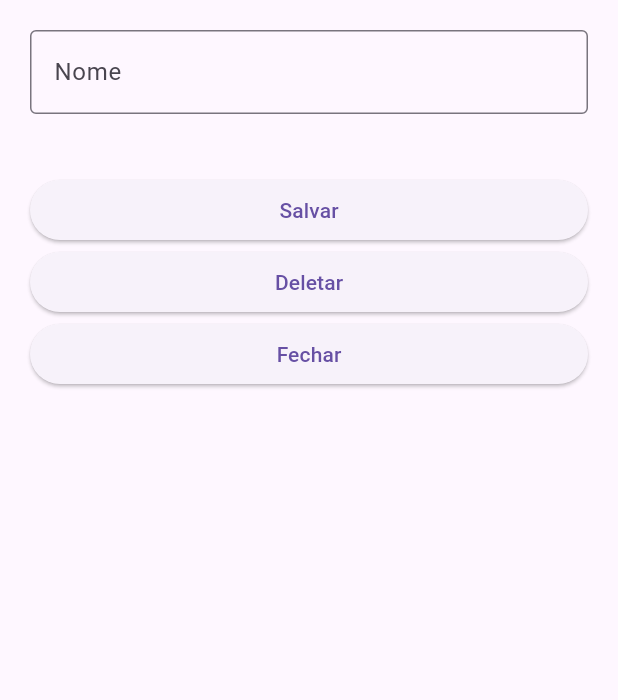
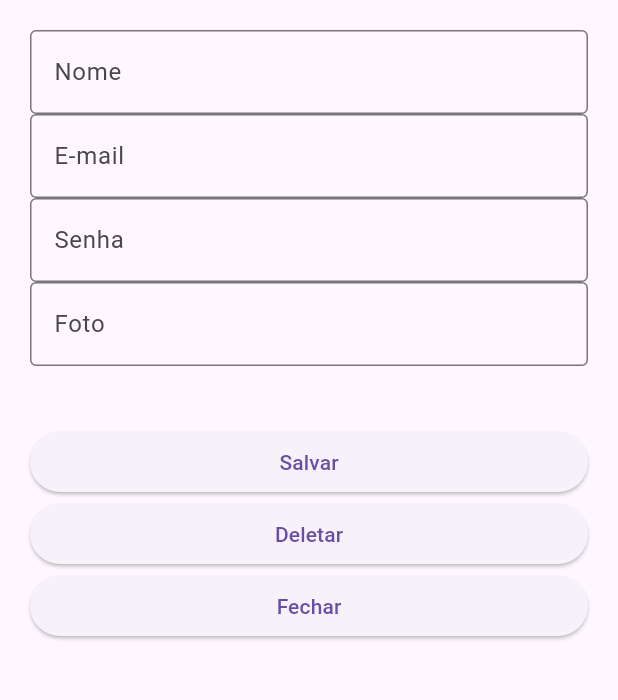
Before and after one commit to thisisbrunv/TRABALHO__1, a Flutter app: the screen it shows after launch, after a tap on "Adicionar Cliente", on a phone screen of 412 x 824 dp, the part 114-814 px from its top. Run offline on Flutter 3.47's test engine with Material 3 defaults, Android fonts, the phone set to English and light mode, and no system bars; our stand-ins replace sqflite; accounts and stored records are empty.

Commit message:
coloquei mais classificações mas falta alterar cliente e pessoa

```diff
--- a/lib/bd/banco_helper.dart
+++ b/lib/bd/banco_helper.dart
@@ -16,13 +16,18 @@ class BancoHelper {
   static const colunaNomePSer = 'nome';
   static const colunaEmailPSer = 'email';
   static const colunaTelefonePSer = 'telefone';
+  static const colunaSenhaPSer = 'senha';
+  static const colunaAvaliacaoPSer = 'avaliacao';
+  static const colunaFotoPSer = 'foto';
 
   //pagina serviço
 
   static const tabelaServ = 'servico';
   static const colunaIdServ = 'id';
   static const colunaNomeServ = 'nome';
-
+  static const colunaCategoriaServ = 'categoria';
+  static const colunaDescricaoServ = 'descricao';
+  static const colunaPrecoServ = 'preco';
 
   //pagina cliente
 
@@ -30,6 +35,8 @@ class BancoHelper {
   static const colunaIdCliente = 'id';
   static const colunaNomeCliente = 'nome';
   static const colunaEmailCliente = 'email';
+  static const colunaSenhaCliente = 'senha';
+  static const colunaFotoCliente = 'foto';
 
   static Database? _database;
 
@@ -65,20 +72,28 @@ class BancoHelper {
           $colunaIdPSer INTEGER PRIMARY KEY,
           $colunaNomePSer TEXT,
           $colunaEmailPSer TEXT,
-          $colunaTelefonePSer INTEGER
+          $colunaTelefonePSer INTEGER,
+          $colunaSenhaPSer TEXT,
+          $colunaAvaliacaoPSer INTEGER,
+          $colunaFotoPSer TEXT
         );
         ''');
        await db.execute('''
        CREATE TABLE $tabelaServ (
           $colunaIdServ INTEGER PRIMARY KEY,
-          $colunaNomeServ TEXT
+          $colunaNomeServ TEXT,
+          $colunaCategoriaServ TEXT,
+          $colunaDescricaoServ TEXT,
+          $colunaPrecoServ INTEGER
           );
            ''');
       await db.execute('''
         CREATE TABLE $tabelaC (
           $colunaIdCliente INTEGER PRIMARY KEY,
           $colunaNomeCliente TEXT,
-          $colunaEmailCliente TEXT
+          $colunaEmailCliente TEXT,
+          $colunaSenhaCliente TEXT,
+          $colunaFotoCliente TEXT
         );
   ''');
   }
@@ -143,9 +158,12 @@ Future<int> inserirCliente(Map<String, dynamic> row) async {
             colunaIdPSer: pIdPSer as int,
             colunaNomePSer: pNomePS as String,
             colunaEmailPSer: pEmailPS as String,
-            colunaTelefonePSer: pTelefonePS as int
+            colunaTelefonePSer: pTelefonePS as int,
+            colunaSenhaPSer: pSenhaPS as String,
+            colunaAvaliacaoPSer: pAvaliacaoPS as int,
+            colunaFotoPSer: pFotoPS as String
           } in prestServNoBanco)
-        PrestServ(id: pIdPSer, nome: pNomePS, email: pEmailPS, telefone: pTelefonePS),
+        PrestServ(id: pIdPSer, nome: pNomePS, email: pEmailPS, telefone: pTelefonePS, senha: pSenhaPS, avaliacao: pAvaliacaoPS, foto: pFotoPS),
    ];
   }
 
@@ -158,9 +176,12 @@ Future<int> inserirCliente(Map<String, dynamic> row) async {
     return [
       for (final {
             colunaIdServ: pIdSer as int,
-            colunaNomeServ: pNomeS as String
+            colunaNomeServ: pNomeS as String,
+            colunaCategoriaServ: pCategoriaS as String,
+            colunaDescricaoServ: pDescricaoS as String,
+            colunaPrecoServ: pPrecoS as int
           } in ServNoBanco)
-       Servico(id: pIdSer, nome: pNomeS),
+       Servico(id: pIdSer, nome: pNomeS, categoria: pCategoriaS, descricao: pDescricaoS, preco: pPrecoS),
    ];
   }
 
@@ -174,9 +195,11 @@ Future<int> inserirCliente(Map<String, dynamic> row) async {
       for (final {
             colunaIdCliente: pIdCliente as int,
             colunaNomeCliente: pNomeCli as String,
-            colunaEmailCliente: pEmailCli as String
+            colunaEmailCliente: pEmailCli as String,
+            colunaSenhaCliente: pSenhaCli as String,
+            colunaFotoCliente: pFotoCli as String
           } in ClienteNoBanco)
-       cliente(id: pIdCliente, nome: pNomeCli, email: pEmailCli),
+       cliente(id: pIdCliente, nome: pNomeCli, email: pEmailCli, senha: pSenhaCli, foto: pFotoCli),
    ];
   }
 
--- a/lib/clientesDetalhe.dart
+++ b/lib/clientesDetalhe.dart
@@ -1,3 +1,4 @@
+
 
 import 'package:trab_1/bd/banco_helper.dart';
 import 'package:flutter/material.dart';
@@ -16,6 +17,9 @@ class ClienteDetalhe extends StatefulWidget {
 class _ClienteDetalheState extends State<ClienteDetalhe> {
   final TextEditingController _controllerIdCliente = TextEditingController();
   final TextEditingController _controllerNomeCliente = TextEditingController();
+  final TextEditingController _controllerEmailCliente = TextEditingController();
+  final TextEditingController _controllerSenhaCliente = TextEditingController();
+  final TextEditingController _controllerFotoCliente = TextEditingController();
 
   final _formKey = GlobalKey<FormState>();
 
@@ -28,6 +32,9 @@ class _ClienteDetalheState extends State<ClienteDetalhe> {
     if (widget.informacaoCliente != null) {
       _controllerIdCliente.text = widget.informacaoCliente?.id.toString() ?? '';
       _controllerNomeCliente.text = widget.informacaoCliente?.nome ?? '';
+      _controllerEmailCliente.text = widget.informacaoCliente?.email ?? '';
+      _controllerSenhaCliente.text = widget.informacaoCliente?.senha ?? '';
+      _controllerFotoCliente.text = widget.informacaoCliente?.foto ?? '';
     }
   }
 
@@ -35,6 +42,9 @@ class _ClienteDetalheState extends State<ClienteDetalhe> {
   void dispose() {
     _controllerIdCliente.dispose();
     _controllerNomeCliente.dispose();
+    _controllerEmailCliente.dispose();
+    _controllerSenhaCliente.dispose();
+    _controllerFotoCliente.dispose();
     super.dispose();
   }
 
@@ -91,6 +101,48 @@ class _ClienteDetalheState extends State<ClienteDetalhe> {
                     return null;
                   },
                 ),
+                TextFormField(
+                  controller: _controllerEmailCliente,
+                  keyboardType: TextInputType.emailAddress,
+                  decoration: const InputDecoration(
+                      labelText: 'E-mail',
+                      border: OutlineInputBorder() //Gera a borda toda no campo.
+                      ),
+                  validator: (value) {
+                    if (value == null || value.isEmpty) {
+                      return 'Por favor preencha um valor para o campo E-mail.';
+                    }
+                    return null;
+                  },
+                ),
+                TextFormField(
+                  controller: _controllerSenhaCliente,
+                  keyboardType: TextInputType.visiblePassword,
+                  decoration: const InputDecoration(
+                      labelText: 'Senha',
+                      border: OutlineInputBorder() //Gera a borda toda no campo.
+                      ),
+                  validator: (value) {
+                    if (value == null || value.isEmpty) {
+                      return 'Por favor preencha um valor para o campo Senha.';
+                    }
+                    return null;
+                  },
+                ),
+                TextFormField(
+                  controller: _controllerFotoCliente,
+                  keyboardType: TextInputType.text,
+                  decoration: const InputDecoration(
+                      labelText: 'Foto',
+                      border: OutlineInputBorder() //Gera a borda toda no campo.
+                      ),
+                  validator: (value) {
+                    if (value == null || value.isEmpty) {
+                      return 'Por favor preencha um valor para o campo Foto.';
+                    }
+                    return null;
+                  },
+                ),
                 const SizedBox(height: 40),
                 ElevatedButton(
                   onPressed: () async {
--- a/lib/model/PrestServ.dart
+++ b/lib/model/PrestServ.dart
@@ -6,12 +6,18 @@ class PrestServ {
   String? email;
   int? telefone;
   //String? servico;
+  String? senha;
+  int? avaliacao;
+  String? foto;
 
   PrestServ({
      this.id,
      this.nome,
      this.email,
-     this.telefone
+     this.telefone,
+     this.senha,
+     this.avaliacao,
+     this.foto
   });
 
   Map<String, Object?> toMap() {
@@ -21,11 +27,14 @@ class PrestServ {
       'email': email,
       'telefone': telefone,
       //'servico': servico,
+      'senha': senha,
+      'avaliacao': avaliacao,
+      'foto': foto,
     };
   }
 
   @override
   String toString() {
-    return 'Pessoa { nome: $nome, email: $email, telefone: $telefone}';
+    return 'Pessoa { nome: $nome, email: $email, telefone: $telefone, senha: $senha, avaliacao: $avaliacao, foto: $foto}';
   }
 }
--- a/lib/model/Servico.dart
+++ b/lib/model/Servico.dart
@@ -1,21 +1,30 @@
 class Servico {
   int? id;
   String? nome;
+  String? categoria;
+  String? descricao;
+  int? preco;
 
   Servico({
      this.id,
-     this.nome
+     this.nome,
+     this.categoria,
+     this.descricao,
+     this.preco
   });
 
   Map<String, Object?> toMap() {
     return {
       'id': id,
       'nome': nome,
+      'categoria': categoria,
+      'descricao': descricao,
+      'preco': preco,
     };
   }
 
   @override
   String toString() {
-    return 'Serviço { nome: $nome}';
+    return 'Serviço { nome: $nome, categoria: $categoria, descricao: $descricao, preco: $preco}';
   }
 }
--- a/lib/model/cliente.dart
+++ b/lib/model/cliente.dart
@@ -4,11 +4,15 @@ class cliente {
   int? id;
   String? nome;
   String? email;
+  String? senha;
+  String? foto;
 
   cliente({
      this.id,
      this.nome,
-     this.email
+     this.email,
+     this.senha,
+     this.foto
   });
 
   Map<String, Object?> toMap() {
@@ -16,11 +20,13 @@ class cliente {
       'id': id,
       'nome': nome,
       'email': email,
+      'senha': senha,
+      'foto': foto,
     };
   }
 
   @override
   String toString() {
-    return 'Cliente { nome: $nome, email: $email}';
+    return 'Cliente { nome: $nome, email: $email, senha: $senha, foto: $foto}';
   }
 }
```
Also changed, not shown: lib/pessoa_detalhe.dart (+31 -0 lines), pubspec.lock.
